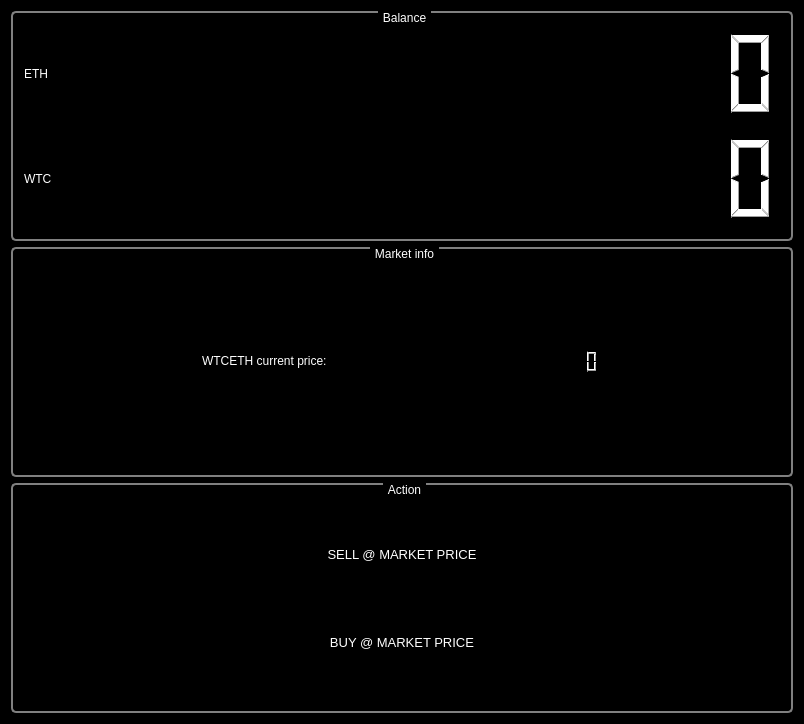
Old version of the form mainwindow.ui in the repository orkblutt/QtBinance.
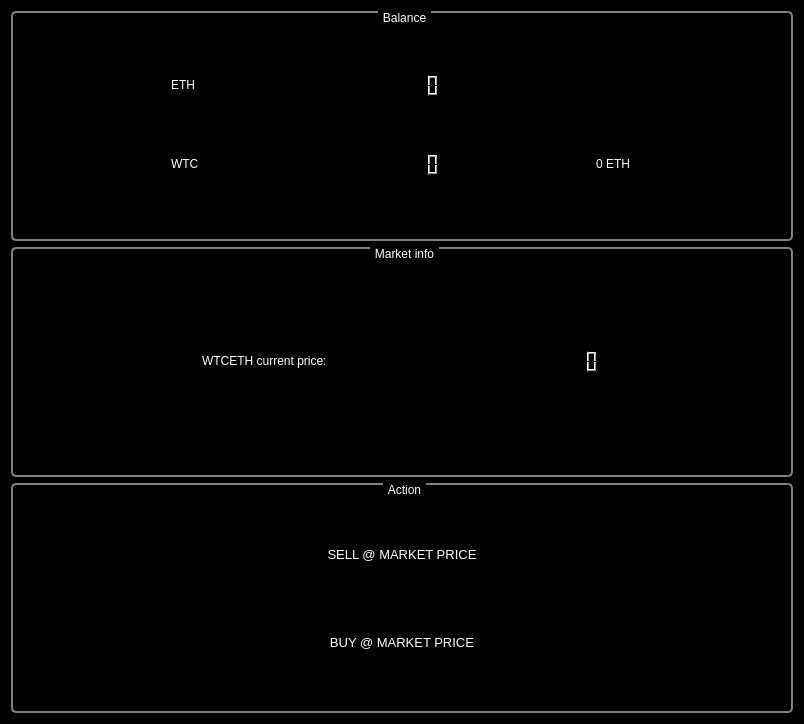
New version of the form.

```diff
--- a/mainwindow.ui
+++ b/mainwindow.ui
@@ -233,6 +233,12 @@
       <layout class="QGridLayout" name="gridLayout">
        <item row="0" column="0">
         <widget class="QLabel" name="label_5">
+         <property name="sizePolicy">
+          <sizepolicy hsizetype="Fixed" vsizetype="Fixed">
+           <horstretch>0</horstretch>
+           <verstretch>0</verstretch>
+          </sizepolicy>
+         </property>
          <property name="text">
           <string>ETH</string>
          </property>
@@ -240,6 +246,12 @@
        </item>
        <item row="0" column="1">
         <widget class="QLCDNumber" name="lcdNumberBalEth">
+         <property name="sizePolicy">
+          <sizepolicy hsizetype="Fixed" vsizetype="Fixed">
+           <horstretch>0</horstretch>
+           <verstretch>0</verstretch>
+          </sizepolicy>
+         </property>
          <property name="digitCount">
           <number>8</number>
          </property>
@@ -247,6 +259,12 @@
        </item>
        <item row="1" column="0">
         <widget class="QLabel" name="label_6">
+         <property name="sizePolicy">
+          <sizepolicy hsizetype="Fixed" vsizetype="Fixed">
+           <horstretch>0</horstretch>
+           <verstretch>0</verstretch>
+          </sizepolicy>
+         </property>
          <property name="text">
           <string>WTC</string>
          </property>
@@ -254,11 +272,30 @@
        </item>
        <item row="1" column="1">
         <widget class="QLCDNumber" name="lcdNumberBalWTC">
+         <property name="sizePolicy">
+          <sizepolicy hsizetype="Fixed" vsizetype="Fixed">
+           <horstretch>0</horstretch>
+           <verstretch>0</verstretch>
+          </sizepolicy>
+         </property>
          <property name="digitCount">
           <number>8</number>
          </property>
         </widget>
        </item>
+       <item row="1" column="2">
+        <widget class="QLabel" name="label_ETHValue">
+         <property name="sizePolicy">
+          <sizepolicy hsizetype="Fixed" vsizetype="Fixed">
+           <horstretch>0</horstretch>
+           <verstretch>0</verstretch>
+          </sizepolicy>
+         </property>
+         <property name="text">
+          <string>0 ETH</string>
+         </property>
+        </widget>
+       </item>
       </layout>
      </widget>
     </item>
```
